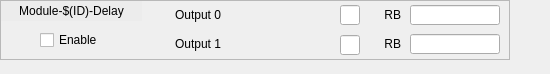
Above: ui/EVR/G_EVR_VME_out_delay.ui from epics-modules/mrfioc2 before the change. Below: the same form after it.
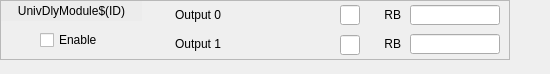
That is the form after the change. Custom widgets are drawn as their Qt base class.

Commit message: changed EVR GUI delay module label

```diff
--- a/ui/EVR/G_EVR_VME_out_delay.ui
+++ b/ui/EVR/G_EVR_VME_out_delay.ui
@@ -41,7 +41,7 @@
      <string notr="true">background-color: rgb(236, 236, 236, 255);</string>
     </property>
     <property name="text">
-     <string>Module-$(ID)-Delay</string>
+     <string>UnivDlyModule$(ID)</string>
     </property>
     <property name="alignment">
      <set>Qt::AlignCenter</set>
```
